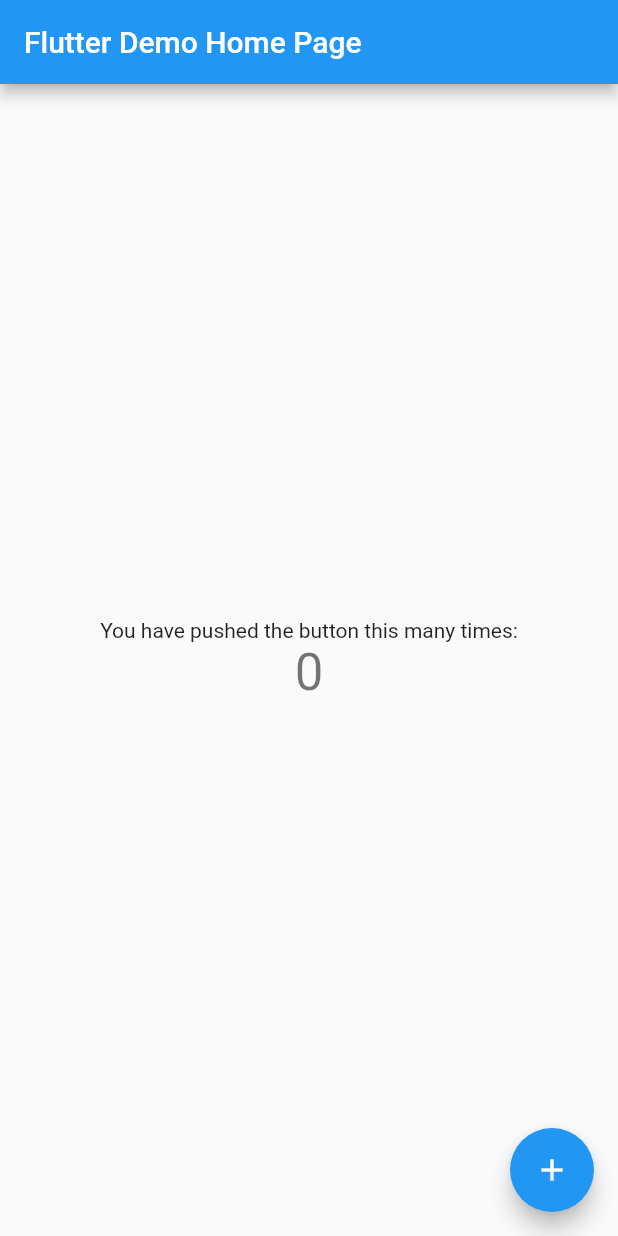
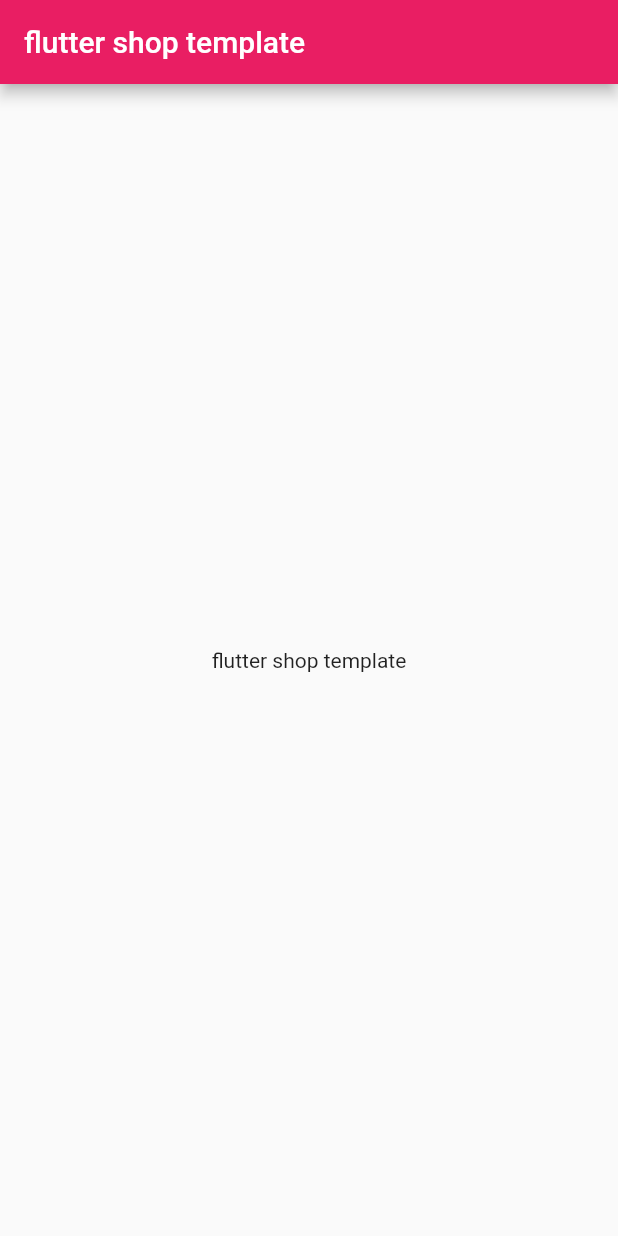
Before and after one commit to XguangY/flutter_shop_template, a Flutter app: the screen it shows after launch, on a phone screen of 412 x 824 dp. Run offline on Flutter 3.47's test engine with Material 2 defaults, Android fonts, the phone set to English and light mode, and no system bars.

Commit message:
'重写main.dart'

```diff
--- a/lib/main.dart
+++ b/lib/main.dart
@@ -1,117 +1,20 @@
 import 'package:flutter/material.dart';
+import './pages/index_page.dart';
 
-void main() {
-  runApp(MyApp());
-}
+void main() => runApp(MyApp());
 
 class MyApp extends StatelessWidget {
-  // This widget is the root of your application.
   @override
   Widget build(BuildContext context) {
-    return MaterialApp(
-      title: 'Flutter Demo',
-      theme: ThemeData(
-        // This is the theme of your application.
-        //
-        // Try running your application with "flutter run". You'll see the
-        // application has a blue toolbar. Then, without quitting the app, try
-        // changing the primarySwatch below to Colors.green and then invoke
-        // "hot reload" (press "r" in the console where you ran "flutter run",
-        // or simply save your changes to "hot reload" in a Flutter IDE).
-        // Notice that the counter didn't reset back to zero; the application
-        // is not restarted.
-        primarySwatch: Colors.blue,
-        // This makes the visual density adapt to the platform that you run
-        // the app on. For desktop platforms, the controls will be smaller and
-        // closer together (more dense) than on mobile platforms.
-        visualDensity: VisualDensity.adaptivePlatformDensity,
+    return Container(
+      child: MaterialApp(
+        title: 'flutter_shop_template',
+        debugShowCheckedModeBanner: false,
+        theme: ThemeData(
+          primarySwatch: Colors.pink,
+        ),
+        home: IndexPage(),
       ),
-      home: MyHomePage(title: 'Flutter Demo Home Page'),
     );
   }
 }
-
-class MyHomePage extends StatefulWidget {
-  MyHomePage({Key key, this.title}) : super(key: key);
-
-  // This widget is the home page of your application. It is stateful, meaning
-  // that it has a State object (defined below) that contains fields that affect
-  // how it looks.
-
-  // This class is the configuration for the state. It holds the values (in this
-  // case the title) provided by the parent (in this case the App widget) and
-  // used by the build method of the State. Fields in a Widget subclass are
-  // always marked "final".
-
-  final String title;
-
-  @override
-  _MyHomePageState createState() => _MyHomePageState();
-}
-
-class _MyHomePageState extends State<MyHomePage> {
-  int _counter = 0;
-
-  void _incrementCounter() {
-    setState(() {
-      // This call to setState tells the Flutter framework that something has
-      // changed in this State, which causes it to rerun the build method below
-      // so that the display can reflect the updated values. If we changed
-      // _counter without calling setState(), then the build method would not be
-      // called again, and so nothing would appear to happen.
-      _counter++;
-    });
-  }
-
-  @override
-  Widget build(BuildContext context) {
-    // This method is rerun every time setState is called, for instance as done
-    // by the _incrementCounter method above.
-    //
-    // The Flutter framework has been optimized to make rerunning build methods
-    // fast, so that you can just rebuild anything that needs updating rather
-    // than having to individually change instances of widgets.
-    return Scaffold(
-      appBar: AppBar(
-        // Here we take the value from the MyHomePage object that was created by
-        // the App.build method, and use it to set our appbar title.
-        title: Text(widget.title),
-      ),
-      body: Center(
-        // Center is a layout widget. It takes a single child and positions it
-        // in the middle of the parent.
-        child: Column(
-          // Column is also a layout widget. It takes a list of children and
-          // arranges them vertically. By default, it sizes itself to fit its
-          // children horizontally, and tries to be as tall as its parent.
-          //
-          // Invoke "debug painting" (press "p" in the console, choose the
-          // "Toggle Debug Paint" action from the Flutter Inspector in Android
-          // Studio, or the "Toggle Debug Paint" command in Visual Studio Code)
-          // to see the wireframe for each widget.
-          //
-          // Column has various properties to control how it sizes itself and
-          // how it positions its children. Here we use mainAxisAlignment to
-          // center the children vertically; the main axis here is the vertical
-          // axis because Columns are vertical (the cross axis would be
-          // horizontal).
-          mainAxisAlignment: MainAxisAlignment.center,
-          children: <Widget>[
-            Text(
-              'You have pushed the button this many times:',
-            ),
-            Text(
-              '$_counter',
-              style: Theme.of(context).textTheme.headline4,
-            ),
-          ],
-        ),
-      ),
-      floatingActionButton: FloatingActionButton(
-        onPressed: _incrementCounter,
-        tooltip: 'Increment',
-        child: Icon(Icons.add),
-      ), // This trailing comma makes auto-formatting nicer for build methods.
-    );
-  }
-}
--- /dev/null
+++ b/lib/pages/index_page.dart
@@ -0,0 +1,15 @@
+import 'package:flutter/material.dart';
+
+class IndexPage extends StatelessWidget {
+  @override
+  Widget build(BuildContext context) {
+    return Scaffold(
+      appBar: AppBar(
+        title: Text('flutter shop template'),
+      ),
+      body: Center(
+        child: Text('flutter shop template'),
+      ),
+    );
+  }
+}
```
